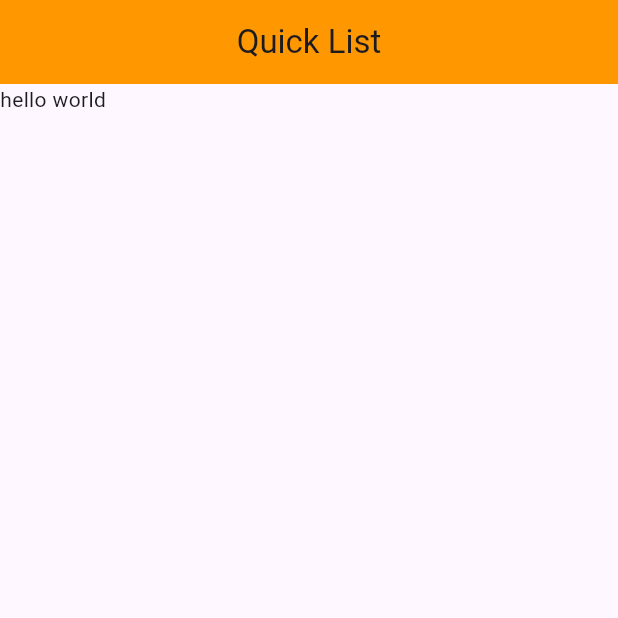
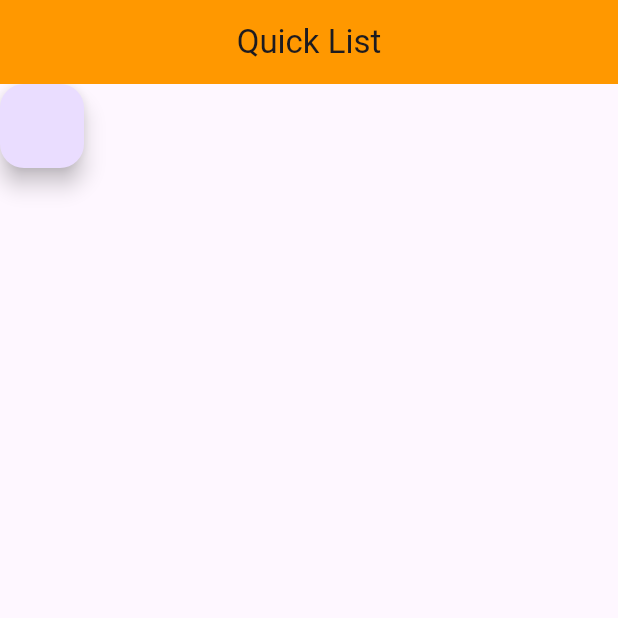
Before and after one commit to omar-albarakeh/QuickList, a Flutter app: the screen it shows after launch, on a phone screen of 412 x 824 dp, the top half of it. Run offline on Flutter 3.47's test engine with Material 3 defaults, Android fonts, the phone set to English and light mode, and no system bars; statements that could not run were skipped.

Commit message:
floatting button added

```diff
--- a/lib/HomeScreen.dart
+++ b/lib/HomeScreen.dart
@@ -16,6 +16,8 @@ class _HomeScreenState extends State<HomeScreen> {
               title: Text("Quick List"),
         backgroundColor: Colors.orange,
       ),
-        body :Text("hello world"),
+        body: FloatingActionButton(
+            onPressed: ADDPeople();
+        ),
     );}
 }
```
Also changed, not shown: lib/FloatingButton.dart (added, +15 -0 lines).
